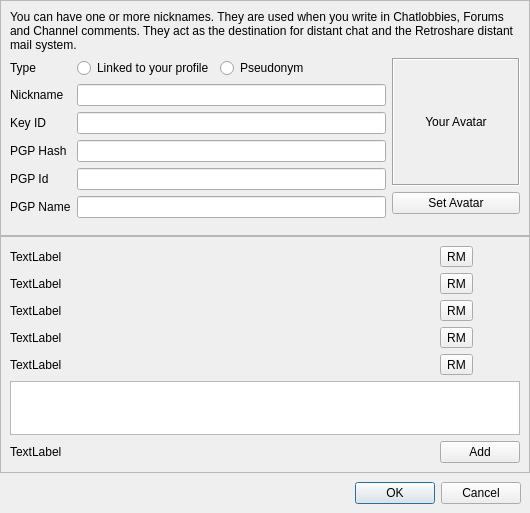
Qt form retroshare-gui/src/gui/Identity/IdEditDialog.ui (RetroShare/RetroShare) before a commit.
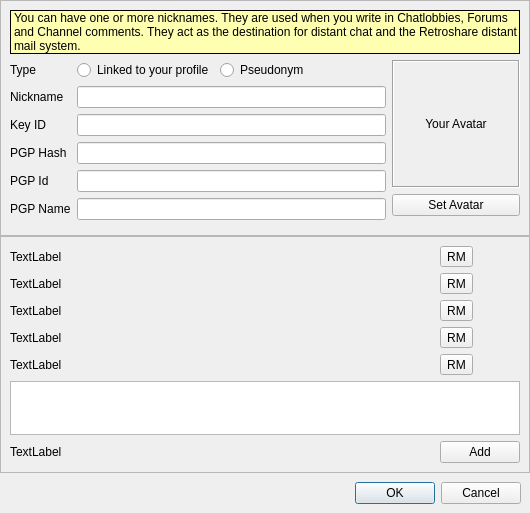
The same form after that commit. Icons and pictures are not drawn. Custom widgets are drawn as their Qt base class.

Commit message: Set default stylesheet for the Edit Identity info label.

Patch:
```diff
--- a/retroshare-gui/src/gui/Identity/IdEditDialog.ui
+++ b/retroshare-gui/src/gui/Identity/IdEditDialog.ui
@@ -55,13 +55,86 @@
      </property>
      <layout class="QVBoxLayout" name="verticalLayout_2">
       <item>
-       <widget class="QLabel" name="label_7">
+       <widget class="QLabel" name="info_label">
+        <property name="palette">
+         <palette>
+          <active>
+           <colorrole role="Base">
+            <brush brushstyle="SolidPattern">
+             <color alpha="255">
+              <red>255</red>
+              <green>255</green>
+              <blue>255</blue>
+             </color>
+            </brush>
+           </colorrole>
+           <colorrole role="Window">
+            <brush brushstyle="SolidPattern">
+             <color alpha="255">
+              <red>255</red>
+              <green>255</green>
+              <blue>178</blue>
+             </color>
+            </brush>
+           </colorrole>
+          </active>
+          <inactive>
+           <colorrole role="Base">
+            <brush brushstyle="SolidPattern">
+             <color alpha="255">
+              <red>255</red>
+              <green>255</green>
+              <blue>255</blue>
+             </color>
+            </brush>
+           </colorrole>
+           <colorrole role="Window">
+            <brush brushstyle="SolidPattern">
+             <color alpha="255">
+              <red>255</red>
+              <green>255</green>
+              <blue>178</blue>
+             </color>
+            </brush>
+           </colorrole>
+          </inactive>
+          <disabled>
+           <colorrole role="Base">
+            <brush brushstyle="SolidPattern">
+             <color alpha="255">
+              <red>255</red>
+              <green>255</green>
+              <blue>178</blue>
+             </color>
+            </brush>
+           </colorrole>
+           <colorrole role="Window">
+            <brush brushstyle="SolidPattern">
+             <color alpha="255">
+              <red>255</red>
+              <green>255</green>
+              <blue>178</blue>
+             </color>
+            </brush>
+           </colorrole>
+          </disabled>
+         </palette>
+        </property>
+        <property name="autoFillBackground">
+         <bool>true</bool>
+        </property>
+        <property name="frameShape">
+         <enum>QFrame::Box</enum>
+        </property>
         <property name="text">
          <string>You can have one or more nicknames. They are used when you write in Chatlobbies, Forums and Channel comments. They act as the destination for distant chat and the Retroshare distant mail system.</string>
         </property>
         <property name="wordWrap">
          <bool>true</bool>
         </property>
+        <property name="margin">
+         <number>4</number>
+        </property>
        </widget>
       </item>
       <item>
```
Left out of the diff: 22 changed lines with no effect on the pictures. The commit also changes 2 other files.
